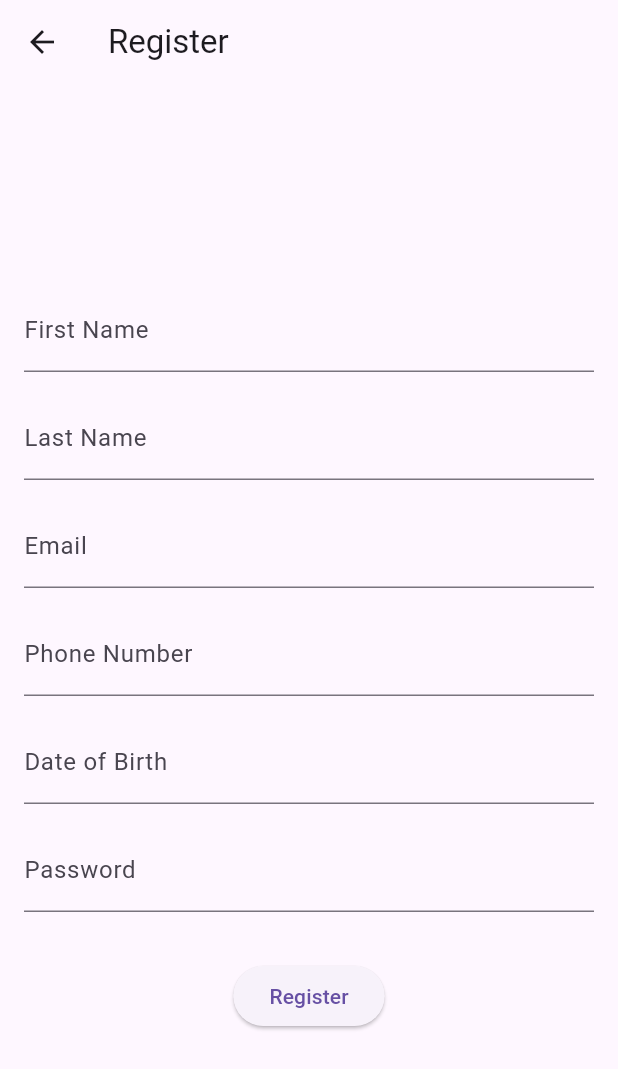
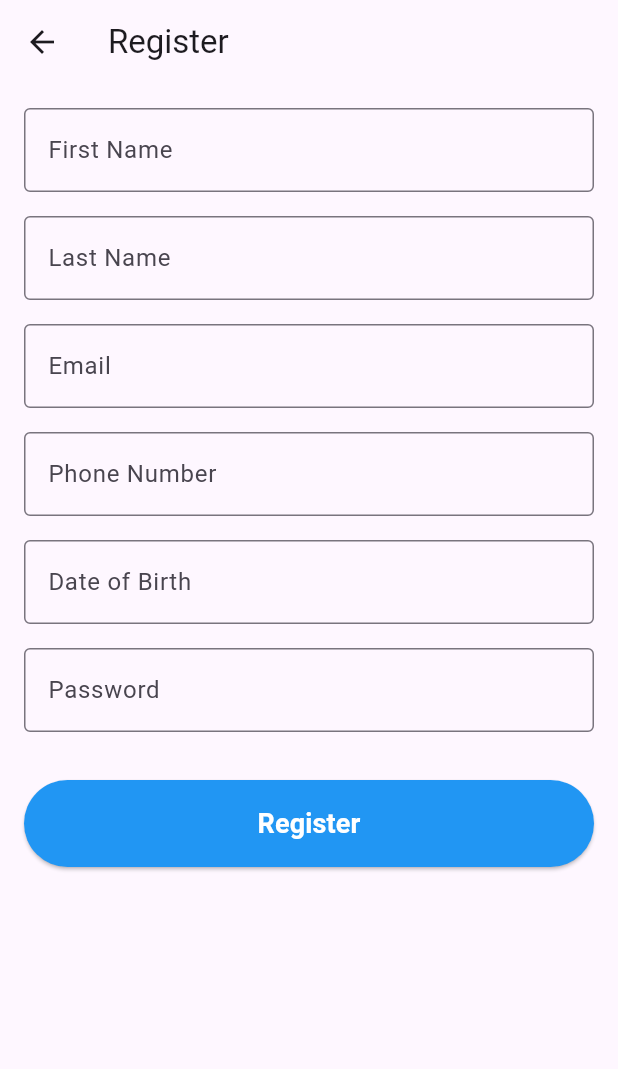
Before and after one commit to NathanLombardRetro/vitaflowplus, a Flutter app: the RegisterPage screen opened directly, on a phone screen of 412 x 824 dp. Shown: the top 1069 px of the screen. Run offline on Flutter 3.47's test engine with Material 3 defaults, Android fonts, the phone set to English and light mode, and no system bars; our stand-ins replace cloud_firestore, firebase_auth, firebase_core, theme_provider; missing offline and left inert: chart_sparkline; accounts and stored records are empty; network calls fail.

Commit message:
updates styling

```diff
--- a/lib/ui/register/register_page.dart
+++ b/lib/ui/register/register_page.dart
@@ -1,7 +1,6 @@
 import 'package:flutter/material.dart';
 import 'package:firebase_auth/firebase_auth.dart';
 import 'package:cloud_firestore/cloud_firestore.dart';
-
 
 class RegisterPage extends StatefulWidget {
   @override
@@ -18,12 +17,16 @@ class _RegisterPageState extends State<RegisterPage> {
 
   Future<void> _register() async {
     try {
-      UserCredential userCredential = await FirebaseAuth.instance.createUserWithEmailAndPassword(
+      UserCredential userCredential =
+          await FirebaseAuth.instance.createUserWithEmailAndPassword(
         email: _emailController.text,
         password: _passwordController.text,
       );
 
-      await FirebaseFirestore.instance.collection('users').doc(userCredential.user!.uid).set({
+      await FirebaseFirestore.instance
+          .collection('users')
+          .doc(userCredential.user!.uid)
+          .set({
         'email': _emailController.text,
         'firstName': _firstNameController.text,
         'lastName': _lastNameController.text,
@@ -45,59 +48,83 @@ class _RegisterPageState extends State<RegisterPage> {
     appBar: AppBar(
       title: Text('Register'),
     ),
-      body: Padding(
+    body: SingleChildScrollView( // Wrap the Column with SingleChildScrollView
+      child: Padding(
         padding: const EdgeInsets.all(16.0),
         child: Column(
           mainAxisAlignment: MainAxisAlignment.center,
           children: [
-            TextField(
+            TextFormField(
               controller: _firstNameController,
               decoration: InputDecoration(
                 labelText: 'First Name',
+                border: OutlineInputBorder(),
               ),
             ),
             SizedBox(height: 16),
-            TextField(
+            TextFormField(
               controller: _lastNameController,
               decoration: InputDecoration(
                 labelText: 'Last Name',
+                border: OutlineInputBorder(),
               ),
             ),
             SizedBox(height: 16),
-            TextField(
+            TextFormField(
               controller: _emailController,
               decoration: InputDecoration(
                 labelText: 'Email',
+                border: OutlineInputBorder(),
               ),
             ),
             SizedBox(height: 16),
-            TextField(
+            TextFormField(
               controller: _phoneNumController,
               decoration: InputDecoration(
                 labelText: 'Phone Number',
+                border: OutlineInputBorder(),
               ),
             ),
             SizedBox(height: 16),
-            TextField(
+            TextFormField(
               controller: _dobController,
               decoration: InputDecoration(
                 labelText: 'Date of Birth',
+                border: OutlineInputBorder(),
               ),
             ),
             SizedBox(height: 16),
-            TextField(
+            TextFormField(
               controller: _passwordController,
               obscureText: true,
               decoration: InputDecoration(
                 labelText: 'Password',
+                border: OutlineInputBorder(),
               ),
             ),
             SizedBox(height: 32),
-            ElevatedButton(
+            SizedBox(
+              width: double.infinity,
+              child: ElevatedButton(
                 onPressed: _register,
-              child: Text('Register'),
+                style: ButtonStyle(
+                  backgroundColor: MaterialStateProperty.all(Colors.blue),
+                  padding: MaterialStateProperty.all(
+                    EdgeInsets.symmetric(vertical: 16),
+                  ),
+                ),
+                child: Text(
+                  'Register',
+                  style: TextStyle(
+                    fontSize: 18,
+                    fontWeight: FontWeight.bold,
+                    color: Colors.white,
+                  ),
+                ),
+              ),
             ),
           ],
+        ),
       ),
     ),
   );
```
Lines whose indentation alone changed are shown as unchanged.
